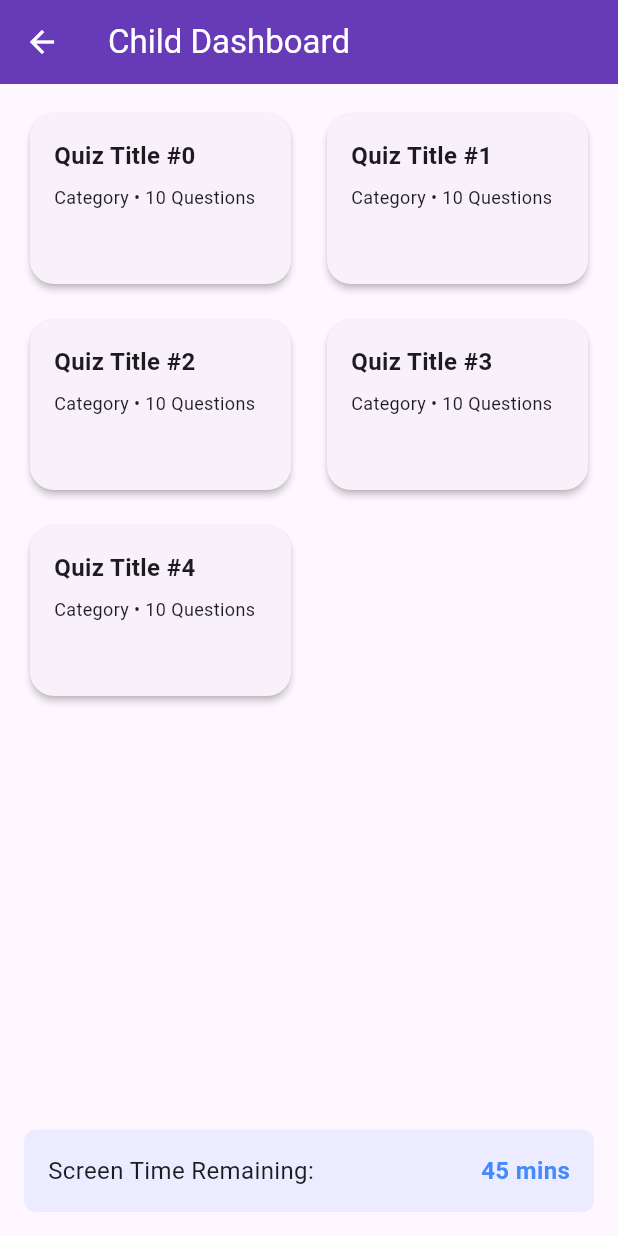
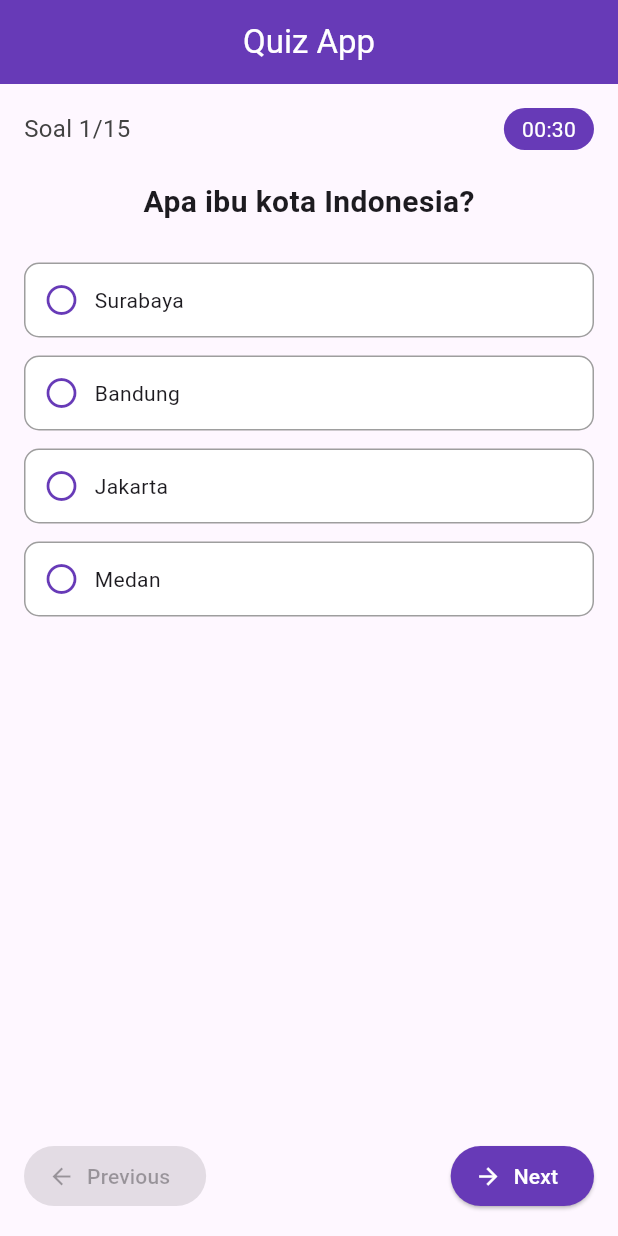
Before and after one commit to albanysiswanto/aol_se, a Flutter app: the ChildDashboard screen opened directly, after a tap on an icon or button, on a phone screen of 412 x 824 dp. Run offline on Flutter 3.47's test engine with Material 3 defaults, Android fonts, the phone set to English and light mode, and no system bars; our stand-ins replace flutter_dotenv, google_fonts, shared_preferences; accounts and stored records are empty.

Commit message:
nambahin page quiz biar kece badai

```diff
--- a/lib/main.dart
+++ b/lib/main.dart
@@ -26,7 +26,8 @@ class MyApp extends StatelessWidget {
         colorScheme: ColorScheme.fromSeed(seedColor: Colors.deepPurple),
         useMaterial3: true,
       ),
-      home: RegisterPage(), // Ganti halaman awal jadi RegisterPage
+      home: RegisterPage(),
+      // home: NavigationPage(userRole: 'Child'), // Ganti halaman awal jadi RegisterPage
     );
   }
 }
--- a/lib/pages/child_dashboard.dart
+++ b/lib/pages/child_dashboard.dart
@@ -1,4 +1,5 @@
 import 'package:flutter/material.dart';
+import 'package:lapar_fe/pages/quiz_page.dart';
 
 class ChildDashboard extends StatelessWidget {
   const ChildDashboard({super.key});
@@ -24,8 +25,11 @@ class ChildDashboard extends StatelessWidget {
                 children: List.generate(5, (index) {
                   return GestureDetector(
                     onTap: () {
-                      // Aksi ketika quiz diklik (opsional)
-                    },
+                    Navigator.push(
+                      context,
+                      MaterialPageRoute(builder: (context) => QuizApp()),
+                    );
+                  },
                     child: Card(
                       elevation: 2,
                       shape: RoundedRectangleBorder(
--- a/lib/pages/home_page.dart
+++ b/lib/pages/home_page.dart
@@ -111,7 +111,7 @@ class HomePage extends StatelessWidget {
                 itemCount: subjects.length,
                 itemBuilder: (context, index) => GestureDetector(
                   onTap: () {
-                    // Tambahkan navigasi atau aksi di sini
+                     // Tambahkan navigasi atau aksi di sini
                   },
                   child: Card(
                     elevation: 2,
--- /dev/null
+++ b/lib/pages/quiz_page.dart
@@ -0,0 +1,196 @@
+import 'package:flutter/material.dart';
+
+void main() => runApp(QuizApp());
+
+class QuizApp extends StatelessWidget {
+  @override
+  Widget build(BuildContext context) {
+    return MaterialApp(
+      title: 'Quiz App',
+      theme: ThemeData(
+        primarySwatch: Colors.deepPurple,
+      ),
+      home: QuizScreen(),
+      debugShowCheckedModeBanner: false,
+    );
+  }
+}
+
+class QuizScreen extends StatefulWidget {
+  @override
+  _QuizScreenState createState() => _QuizScreenState();
+}
+
+class _QuizScreenState extends State<QuizScreen> {
+  int currentQuestion = 1;
+  int totalQuestions = 15;
+  int selectedOption = -1;
+
+  List<String> options = [
+    'Surabaya',
+    'Bandung',
+    'Jakarta',
+    'Medan',
+  ];
+
+  void _showSubmitDialog() {
+    showDialog(
+      context: context,
+      builder: (BuildContext context) {
+        return AlertDialog(
+          title: Text("Konfirmasi"),
+          content: Text("Apakah kamu yakin sudah selesai menjawab kuis ini?"),
+          actions: [
+            TextButton(
+              child: Text("Batal"),
+              onPressed: () => Navigator.of(context).pop(),
+            ),
+            ElevatedButton(
+              child: Text("Ya, Selesai"),
+              style: ElevatedButton.styleFrom(
+                backgroundColor: Colors.deepPurple,
+                foregroundColor: Colors.white,
+              ),
+              onPressed: () {
+                Navigator.of(context).pop();
+                // Navigasi ke hasil kuis atau halaman berikutnya bisa ditambahkan di sini
+                ScaffoldMessenger.of(context).showSnackBar(
+                  SnackBar(content: Text("Jawaban dikirim!")),
+                );
+              },
+            ),
+          ],
+        );
+      },
+    );
+  }
+
+  @override
+  Widget build(BuildContext context) {
+    bool isLastQuestion = currentQuestion == totalQuestions;
+
+    return Scaffold(
+      appBar: AppBar(
+        title: Text('Quiz App'),
+        backgroundColor: Colors.deepPurple,
+        foregroundColor: Colors.white,
+        centerTitle: true,
+      ),
+      body: Padding(
+        padding: const EdgeInsets.all(16.0),
+        child: Column(
+          children: [
+            /// Question Info & Timer
+            Row(
+              mainAxisAlignment: MainAxisAlignment.spaceBetween,
+              children: [
+                Text("Soal $currentQuestion/$totalQuestions",
+                    style: TextStyle(fontSize: 16, color: Colors.grey[800])),
+                Container(
+                  padding:
+                      EdgeInsets.symmetric(vertical: 4.0, horizontal: 12.0),
+                  decoration: BoxDecoration(
+                    color: Colors.deepPurple,
+                    borderRadius: BorderRadius.circular(20),
+                  ),
+                  child: Text("00:30",
+                      style: TextStyle(color: Colors.white, fontSize: 14)),
+                ),
+              ],
+            ),
+            SizedBox(height: 20),
+
+            /// Question Text
+            Text(
+              'Apa ibu kota Indonesia?',
+              style: TextStyle(fontSize: 20, fontWeight: FontWeight.bold),
+            ),
+            SizedBox(height: 20),
+
+            /// Options
+            ...List.generate(options.length, (index) {
+              return GestureDetector(
+                onTap: () {
+                  setState(() {
+                    selectedOption = index;
+                  });
+                },
+                child: Container(
+                  margin: EdgeInsets.symmetric(vertical: 6),
+                  padding: EdgeInsets.all(12),
+                  decoration: BoxDecoration(
+                    color: selectedOption == index
+                        ? Colors.deepPurple[100]
+                        : Colors.white,
+                    border: Border.all(
+                        color: selectedOption == index
+                            ? Colors.deepPurple
+                            : Colors.grey),
+                    borderRadius: BorderRadius.circular(10),
+                  ),
+                  child: Row(
+                    children: [
+                      Icon(
+                        selectedOption == index
+                            ? Icons.radio_button_checked
+                            : Icons.radio_button_off,
+                        color: Colors.deepPurple,
+                      ),
+                      SizedBox(width: 10),
+                      Expanded(child: Text(options[index])),
+                    ],
+                  ),
+                ),
+              );
+            }),
+
+            Spacer(),
+
+            /// Navigation Buttons
+            Row(
+              mainAxisAlignment: MainAxisAlignment.spaceBetween,
+              children: [
+                ElevatedButton.icon(
+                  onPressed: currentQuestion > 1
+                      ? () {
+                          setState(() {
+                            currentQuestion--;
+                            selectedOption = -1;
+                          });
+                        }
+                      : null,
+                  icon: Icon(Icons.arrow_back),
+                  label: Text("Previous"),
+                  style: ElevatedButton.styleFrom(
+                    backgroundColor: Colors.deepPurple,
+                    foregroundColor: Colors.white,
+                  ),
+                ),
+                ElevatedButton.icon(
+                  onPressed: () {
+                    if (isLastQuestion) {
+                      _showSubmitDialog();
+                    } else {
+                      setState(() {
+                        currentQuestion++;
+                        selectedOption = -1;
+                      });
+                    }
+                  },
+                  icon: Icon(isLastQuestion
+                      ? Icons.check
+                      : Icons.arrow_forward),
+                  label: Text(isLastQuestion ? "Submit" : "Next"),
+                  style: ElevatedButton.styleFrom(
+                    backgroundColor: Colors.deepPurple,
+                    foregroundColor: Colors.white,
+                  ),
+                ),
+              ],
+            )
+          ],
+        ),
+      ),
+    );
+  }
+}
```
